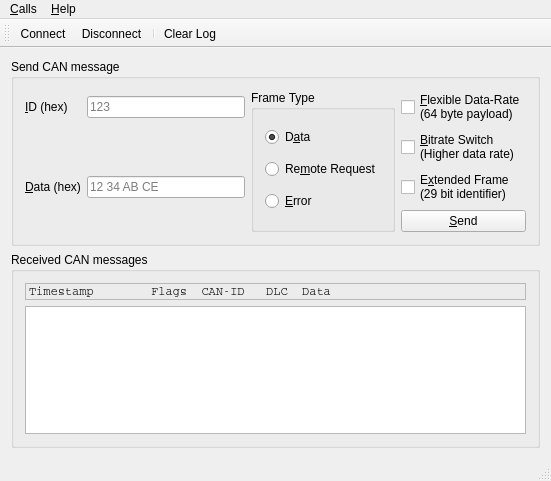
This is examples/serialbus/can/mainwindow.ui in qt/qtserialbus as Qt 5 draws it before an edit. The edited form follows.
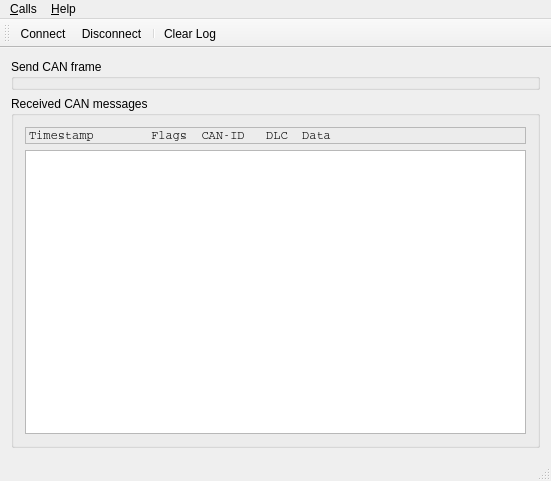
This is the edited form. Icons and pictures are not drawn. Custom widgets are drawn as their Qt base class.

Commit message:
CAN-Example: Add a dedicated send frame group box
By moving the send frame logic to a separate panel, the MainWindow
gets easier to understand as it only connects signals to slots.

The new SendFramesBox also does more sanity check on the parameters
(options that exclude each other are checked) and forbids invalid input
by using QValidators. The payload input is also prettified with spaces.
This was first done by InputMasks but this had strange side effects
so now the input validator is used for this task also.

Patch:
```diff
--- a/examples/serialbus/can/mainwindow.ui
+++ b/examples/serialbus/can/mainwindow.ui
@@ -14,123 +14,12 @@
    <string>CAN Example</string>
   </property>
   <widget class="QWidget" name="centralWidget">
-   <layout class="QVBoxLayout" name="verticalLayout_3">
+   <layout class="QVBoxLayout" name="verticalLayout">
     <item>
-     <widget class="QGroupBox" name="sendMessagesBox">
+     <widget class="SendFrameBox" name="sendFrameBox">
       <property name="title">
-       <string>Send CAN message</string>
+       <string>Send CAN frame</string>
       </property>
-      <layout class="QVBoxLayout" name="verticalLayout_2">
-       <item>
-        <layout class="QGridLayout" name="gridLayout">
-         <item row="0" column="0">
-          <widget class="QLabel" name="label">
-           <property name="text">
-            <string>&amp;ID (hex)</string>
-           </property>
-           <property name="buddy">
-            <cstring>idEdit</cstring>
-           </property>
-          </widget>
-         </item>
-         <item row="0" column="1">
-          <widget class="QLineEdit" name="idEdit">
-           <property name="placeholderText">
-            <string>123</string>
-           </property>
-          </widget>
-         </item>
-         <item row="0" column="2" rowspan="4">
-          <widget class="QGroupBox" name="groupBox">
-           <property name="title">
-            <string>Frame Type</string>
-           </property>
-           <property name="checkable">
-            <bool>false</bool>
-           </property>
-           <layout class="QVBoxLayout" name="verticalLayout">
-            <item>
-             <widget class="QRadioButton" name="dataFrame">
-              <property name="text">
-               <string>D&amp;ata</string>
-              </property>
-              <property name="checked">
-               <bool>true</bool>
-              </property>
-             </widget>
-            </item>
-            <item>
-             <widget class="QRadioButton" name="remoteFrame">
-              <property name="text">
-               <string>Re&amp;mote Request</string>
-              </property>
-             </widget>
-            </item>
-            <item>
-             <widget class="QRadioButton" name="errorFrame">
-              <property name="text">
-               <string>&amp;Error</string>
-              </property>
-             </widget>
-            </item>
-           </layout>
-          </widget>
-         </item>
-         <item row="0" column="3">
-          <widget class="QCheckBox" name="fdBox">
-           <property name="text">
-            <string>&amp;Flexible Data-Rate
-(64 byte payload)</string>
-           </property>
-          </widget>
-         </item>
-         <item row="2" column="3">
-          <widget class="QCheckBox" name="effBox">
-           <property name="toolTip">
-            <string>Allow extended frames with 29 bit identifier.
-Otherwise, the standard format with 11 bit idenfier is used.</string>
-           </property>
-           <property name="text">
-            <string>E&amp;xtended Frame
-(29 bit identifier)</string>
-           </property>
-          </widget>
-         </item>
-         <item row="3" column="3">
-          <widget class="QPushButton" name="sendButton">
-           <property name="text">
-            <string>&amp;Send</string>
-           </property>
-          </widget>
-         </item>
-         <item row="2" column="1">
-          <widget class="QLineEdit" name="lineEdit">
-           <property name="placeholderText">
-            <string>12 34 AB CE</string>
-           </property>
-          </widget>
-         </item>
-         <item row="2" column="0">
-          <widget class="QLabel" name="label_2">
-           <property name="text">
-            <string>&amp;Data (hex)</string>
-           </property>
-           <property name="buddy">
-            <cstring>lineEdit</cstring>
-           </property>
-          </widget>
-         </item>
-         <item row="1" column="3">
-          <widget class="QCheckBox" name="bitrateSwitchBox">
-           <property name="text">
-            <string>&amp;Bitrate Switch
-(Higher data rate)</string>
-           </property>
-          </widget>
-         </item>
-        </layout>
-       </item>
-      </layout>
      </widget>
     </item>
     <item>
@@ -276,6 +165,14 @@
   </action>
  </widget>
  <layoutdefault spacing="6" margin="11"/>
+ <customwidgets>
+  <customwidget>
+   <class>SendFrameBox</class>
+   <extends>QGroupBox</extends>
+   <header location="global">sendframebox.h</header>
+   <container>1</container>
+  </customwidget>
+ </customwidgets>
  <resources>
   <include location="can.qrc"/>
  </resources>
```
The commit also changes 5 other files.
